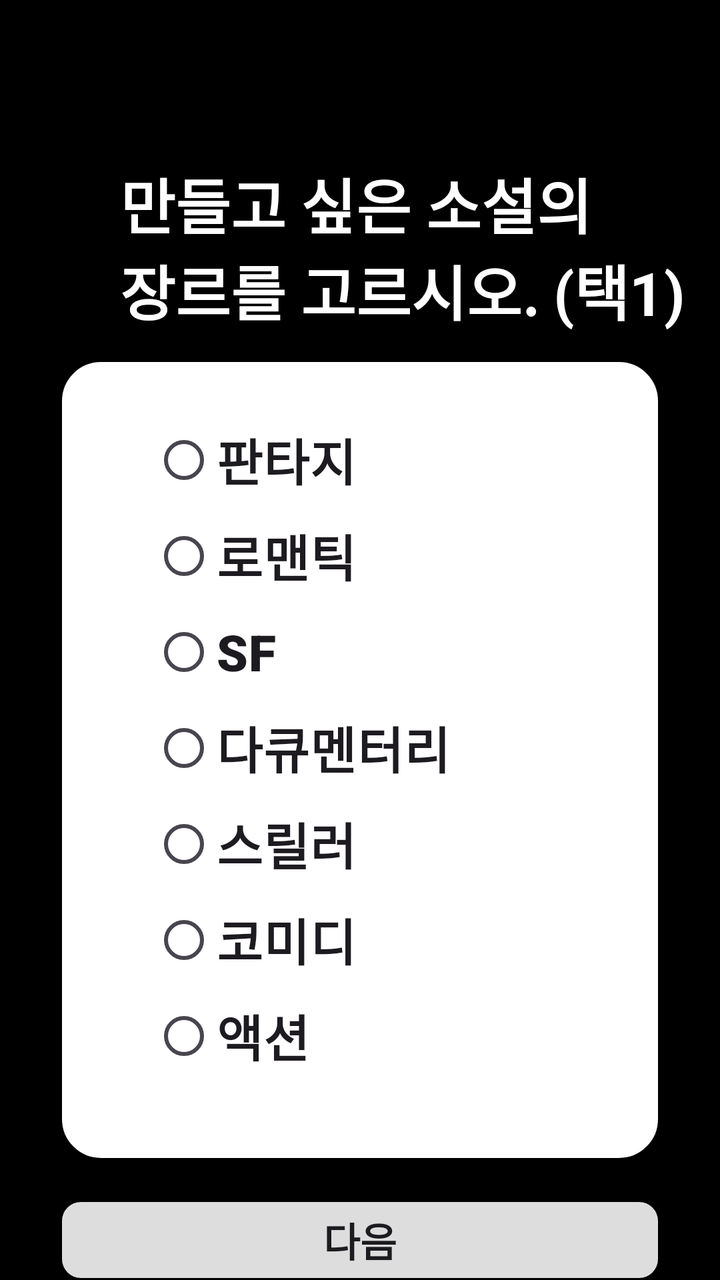
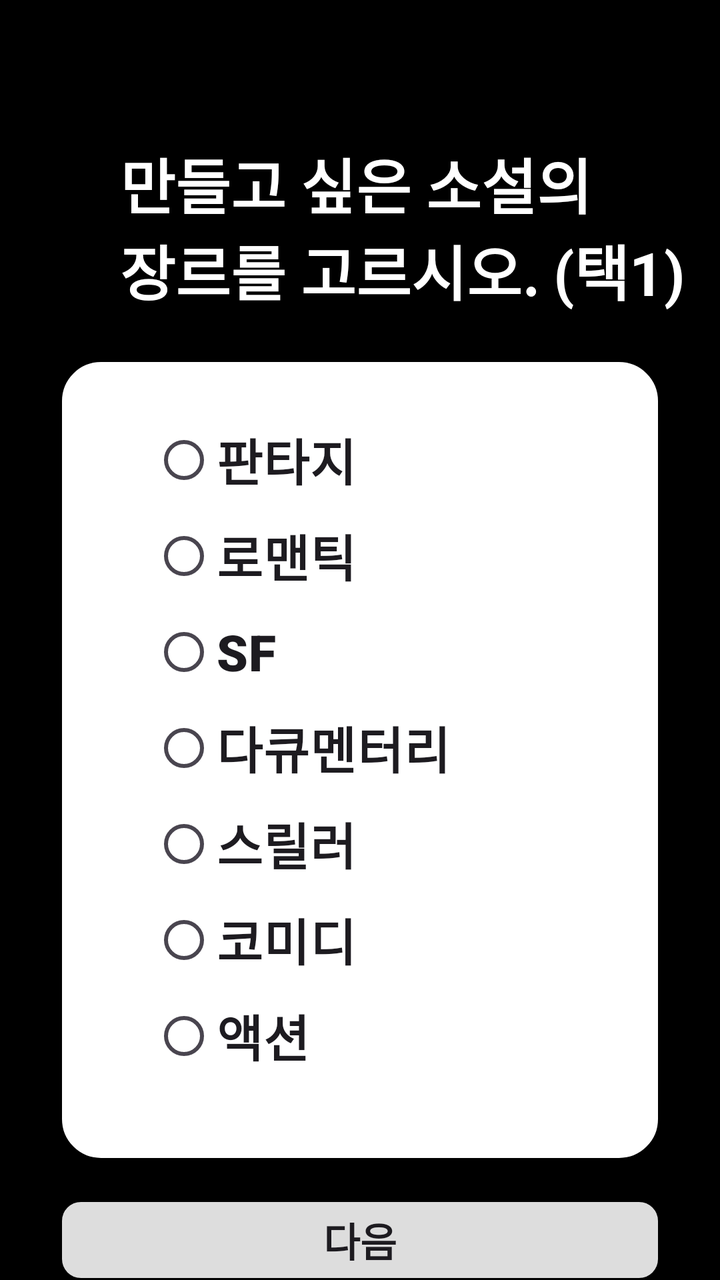

Screens rendered from an Android XML layout before and after an edit, with the pre-edit source and the edit as a unified diff.
<!-- AndroidManifest.xml: application theme Theme.Material3.DayNight.NoActionBar -->
<!-- res/layout/activity_select_nov_genre.xml -->
<?xml version="1.0" encoding="utf-8"?>
<RelativeLayout xmlns:android="http://schemas.android.com/apk/res/android"
    android:layout_width="match_parent"
    android:layout_height="match_parent"
    android:background="#000000">

    
    <TextView
        android:id="@+id/text_title"
        android:layout_width="wrap_content"
        android:layout_height="wrap_content"
        android:text="만들고 싶은 소설의\n장르를 고르시오. (택1)"
        android:textColor="#FFFFFF"
        android:textSize="30dp"
        android:textStyle="bold"
        android:layout_marginTop="80dp"
        android:layout_marginStart="60dp"
        android:layout_marginBottom="24dp" />
    <View
        android:layout_width="300dp"
        android:layout_height="400dp"
        android:background="@drawable/rounded_button_3"
        android:layout_marginTop="180dp"
        android:layout_centerHorizontal="true"
        />

    <RadioGroup
        android:id="@+id/radioGroup_genre"
        android:layout_width="match_parent"
        android:layout_height="wrap_content"
        android:layout_alignParentEnd="true"
        android:layout_marginStart="60dp"
        android:layout_marginTop="190dp"
        android:layout_marginEnd="-1dp"
        android:layout_marginBottom="24dp"
        android:background="@android:color/transparent"
        android:elevation="2dp"
        android:orientation="vertical"
        android:padding="16dp">

        <RadioButton
            android:id="@+id/radio_fantasy"
            android:layout_width="wrap_content"
            android:layout_height="wrap_content"
            android:fontFamily="@font/spoqahansansneo_bold"
            android:text="판타지"
            android:textSize="25sp"
            android:textStyle="bold" />

        <RadioButton
            android:id="@+id/radio_romantic"
            android:layout_width="wrap_content"
            android:layout_height="wrap_content"
            android:fontFamily="@font/spoqahansansneo_bold"
            android:text="로맨틱"
            android:textSize="25sp"
            android:textStyle="bold" />

        <RadioButton
            android:id="@+id/radio_sf"
            android:layout_width="wrap_content"
            android:layout_height="wrap_content"
            android:fontFamily="sans-serif-black"
            android:text="SF"
            android:textSize="25sp"
            android:textStyle="bold" />

        <RadioButton
            android:id="@+id/radio_documentary"
            android:layout_width="wrap_content"
            android:layout_height="wrap_content"
            android:fontFamily="@font/spoqahansansneo_bold"
            android:text="다큐멘터리"
            android:textSize="25sp"
            android:textStyle="bold" />

        <RadioButton
            android:id="@+id/radio_thriller"
            android:layout_width="wrap_content"
            android:layout_height="wrap_content"
            android:fontFamily="@font/spoqahansansneo_bold"
            android:text="스릴러"
            android:textSize="25sp"
            android:textStyle="bold" />

        <RadioButton
            android:id="@+id/radio_comedy"
            android:layout_width="wrap_content"
            android:layout_height="wrap_content"
            android:fontFamily="@font/spoqahansansneo_bold"
            android:text="코미디"
            android:textSize="25sp"
            android:textStyle="bold" />

        <RadioButton
            android:id="@+id/radio_action"
            android:layout_width="wrap_content"
            android:layout_height="wrap_content"
            android:fontFamily="@font/spoqahansansneo_bold"
            android:text="액션"
            android:textSize="25sp"
            android:textStyle="bold" />
    </RadioGroup>

    <android.widget.Button
        android:id="@+id/button_next"
        android:layout_width="300dp"
        android:layout_height="60dp"
        android:text="다음"
        android:textSize="20dp"
        android:textStyle="bold"
        android:background="@drawable/rounded_button_4"
        android:layout_marginTop="600dp"
        android:layout_centerHorizontal="true"/>


</RelativeLayout>
<!-- resources referenced by this layout -->
<resources>
  <!-- drawable rounded_button_3 (drawable) -->
  <?xml version="1.0" encoding="utf-8"?>
  <shape xmlns:android="http://schemas.android.com/apk/res/android">
      <solid android:color="#ffffff"/> 
      <corners android:radius="20dp"/> 
      <stroke android:color="#000000" android:width="1dp"/> 
  </shape>
  <!-- drawable rounded_button_4 (drawable) -->
  <?xml version="1.0" encoding="utf-8"?>
  <shape xmlns:android="http://schemas.android.com/apk/res/android">
      <solid android:color="#DDDDDD"/> 
      <corners android:radius="10dp"/> 
      <stroke android:color="#000000" android:width="1dp"/> 
  </shape>
</resources>

<!-- the commit's change to res/layout/activity_select_nov_genre.xml (unified diff, before → after) -->
@@ -13,7 +13,7 @@
         android:textColor="#FFFFFF"
         android:textSize="30dp"
         android:textStyle="bold"
-        android:layout_marginTop="80dp"
+        android:layout_marginTop="70dp"
         android:layout_marginStart="60dp"
         android:layout_marginBottom="24dp" />
     <View
